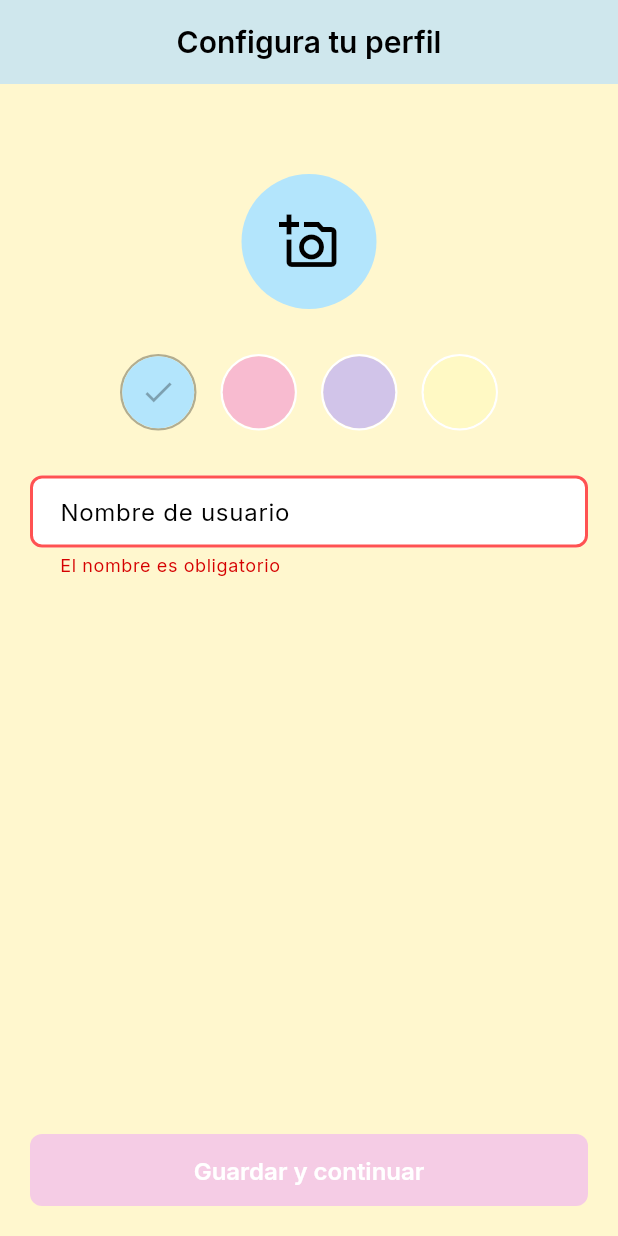
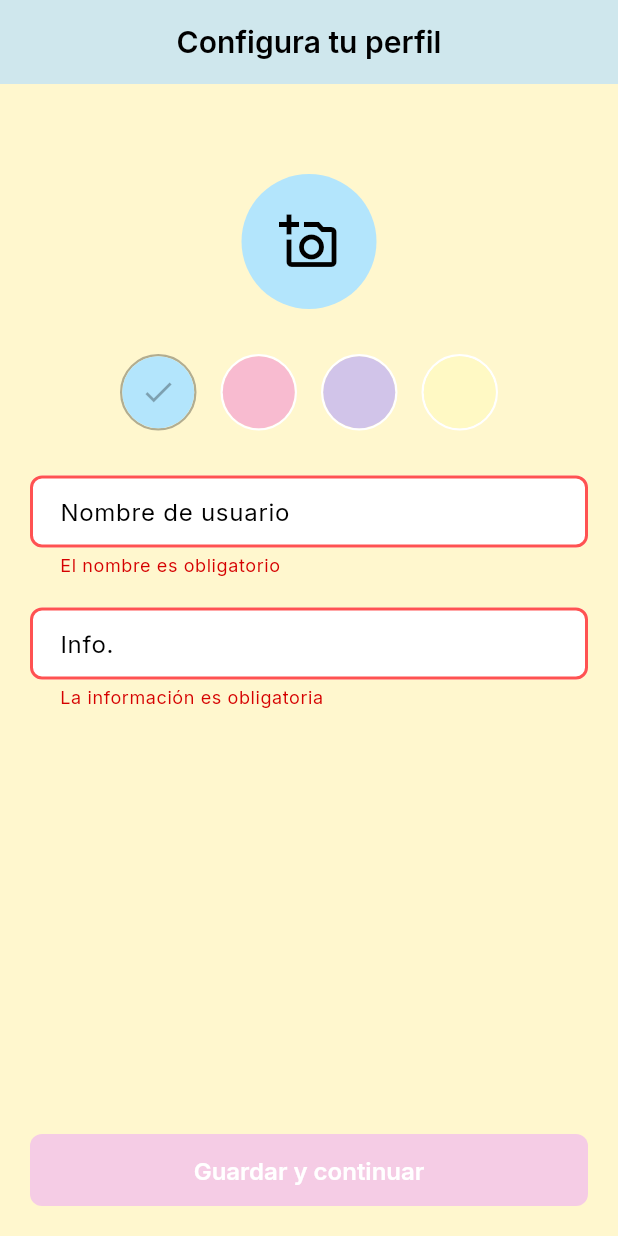
Before and after one commit to ItsRaven-13/messaging_app, a Flutter app: the ProfileSetupScreen screen opened by its route, after a tap on "Guardar y continuar", on a phone screen of 412 x 824 dp. Run offline on Flutter 3.47's test engine with Material 3 defaults, Android fonts, the phone set to English and light mode, and no system bars; our stand-ins replace cached_network_image, cloud_firestore, connectivity_plus, firebase_auth, firebase_core, firebase_messaging and 9 more; missing offline and left inert: firebase_app_check; accounts and stored records are empty; generated files the repository leaves out were written again.

Commit message:
feat(profile): se agrega el campo de info al perfil del usuario

```diff
--- a/lib/features/auth/domain/models/user_model.dart
+++ b/lib/features/auth/domain/models/user_model.dart
@@ -2,6 +2,7 @@ class UserModel {
   final String uid;
   final String phoneNumber;
   final String? name;
+  final String? info;
   final String? initials;
   final int? colorIndex;
 
@@ -9,6 +10,7 @@ class UserModel {
     required this.uid,
     required this.phoneNumber,
     this.name,
+    this.info,
     this.initials,
     this.colorIndex,
   });
@@ -18,6 +20,7 @@ class UserModel {
       'uid': uid,
       'phoneNumber': phoneNumber,
       'name': name,
+      'info': info,
       'initials': initials,
       'colorIndex': colorIndex,
     };
@@ -28,6 +31,7 @@ class UserModel {
       uid: map['uid'],
       phoneNumber: map['phoneNumber'],
       name: map['name'],
+      info: map['info'],
       initials: map['initials'],
       colorIndex: map['colorIndex'],
     );
--- a/lib/features/auth/domain/validators/profile_validator.dart
+++ b/lib/features/auth/domain/validators/profile_validator.dart
@@ -9,4 +9,11 @@ class ProfileValidator {
     }
     return null;
   }
+
+  static String? validateInfo(String? info) {
+    if (info == null || info.isEmpty) {
+      return 'La información es obligatoria';
+    }
+    return null;
+  }
 }
--- a/lib/features/auth/presentation/providers/auth_provider.dart
+++ b/lib/features/auth/presentation/providers/auth_provider.dart
@@ -143,6 +143,7 @@ class AuthProvider extends ChangeNotifier {
 
   Future<void> saveUserProfile({
     required String name,
+    required String info,
     required int colorIndex,
   }) async {
     if (_user == null) return;
@@ -152,6 +153,7 @@ class AuthProvider extends ChangeNotifier {
       uid: _user!.uid,
       phoneNumber: _user!.phoneNumber ?? '',
       name: name,
+      info: info,
       initials: initials,
       colorIndex: colorIndex,
     );
--- a/lib/features/auth/presentation/screens/profile_setup_screen.dart
+++ b/lib/features/auth/presentation/screens/profile_setup_screen.dart
@@ -16,6 +16,7 @@ class ProfileSetupScreen extends StatefulWidget {
 class _ProfileSetupScreenState extends State<ProfileSetupScreen> {
   final _formKey = GlobalKey<FormState>();
   final TextEditingController _nameController = TextEditingController();
+  final TextEditingController _infoController = TextEditingController();
   int _selectedColorIndex = 0;
 
   String get _initials {
@@ -95,14 +96,27 @@ class _ProfileSetupScreenState extends State<ProfileSetupScreen> {
                 ),
                 onChanged: (_) => setState(() {}),
               ),
+              const SizedBox(height: 20),
+              TextFormField(
+                controller: _infoController,
+                validator: ProfileValidator.validateInfo,
+                maxLength: 50,
+                decoration: const InputDecoration(
+                  labelText: 'Info.',
+                  border: OutlineInputBorder(),
+                  counterText: '',
+                ),
+              ),
               const Spacer(),
               ElevatedButton(
                 onPressed: () async {
                   if (!_formKey.currentState!.validate()) return;
                   final name = _nameController.text.trim();
+                  final info = _infoController.text.trim();
 
                   await auth.saveUserProfile(
                     name: name,
+                    info: info,
                     colorIndex: _selectedColorIndex,
                   );
 
```
